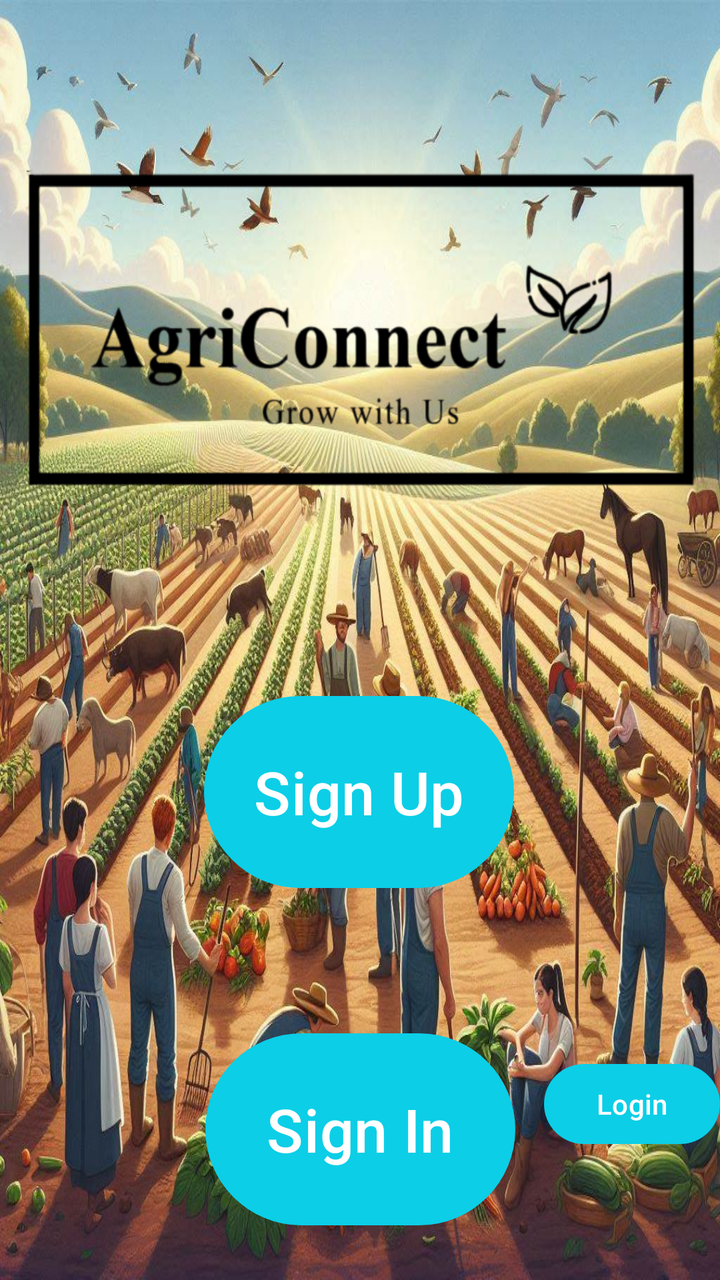
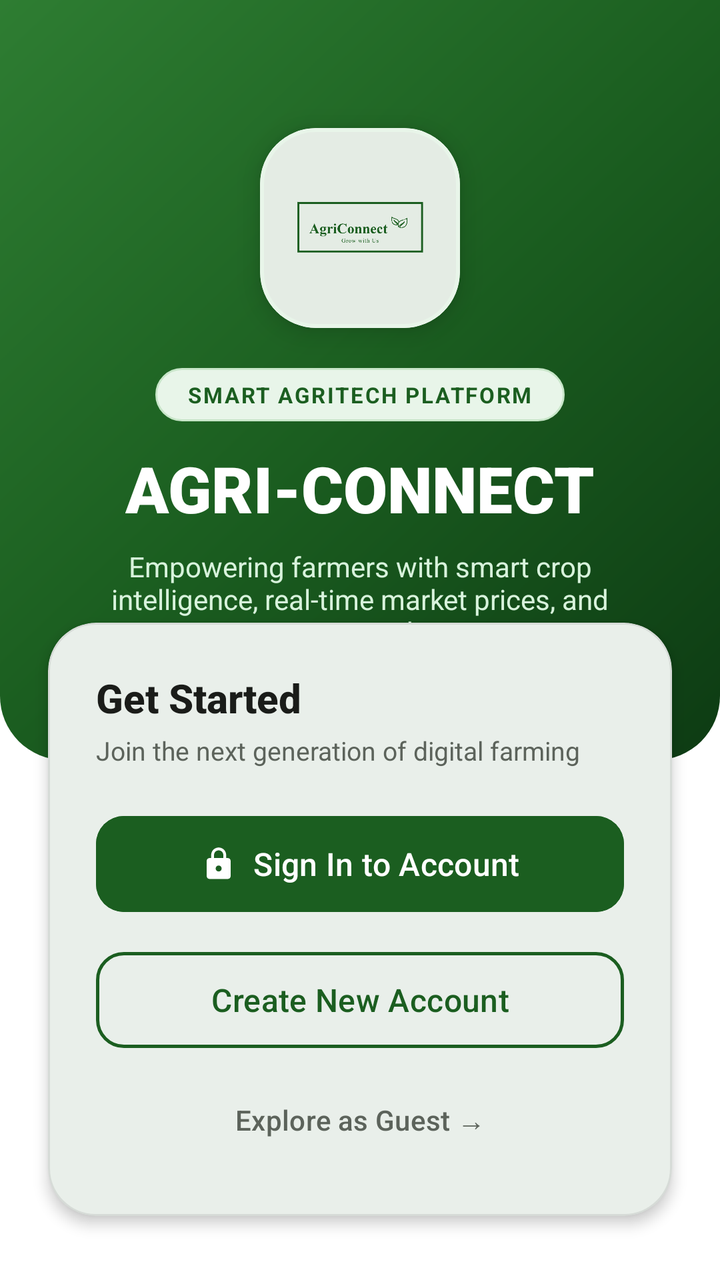

Two renders of the same Android screen: before a commit and after it. Below are the layout's source before the change and the commit's diff.
<!-- AndroidManifest.xml: application theme Theme.AGRICONNECT -->
<!-- res/layout/activity_main.xml -->
<?xml version="1.0" encoding="utf-8"?>
<layout xmlns:tools="http://schemas.android.com/tools"
    xmlns:android="http://schemas.android.com/apk/res/android"
    xmlns:app="http://schemas.android.com/apk/res-auto"
    >



    <androidx.constraintlayout.widget.ConstraintLayout
        android:id="@+id/main"
        android:layout_width="match_parent"
        android:layout_height="match_parent"
        tools:context=".Basic.MainActivity"
        android:background="@drawable/farmer_background"
        >
        <TextView
            android:id="@+id/textView"
            android:layout_width="wrap_content"
            android:layout_height="wrap_content"
            android:text="AGRI CONNECT"
            android:textSize="30dp"
            android:textStyle="bold"
            android:visibility="invisible"
            app:layout_constraintBottom_toBottomOf="parent"
            app:layout_constraintEnd_toEndOf="parent"
            app:layout_constraintHorizontal_bias="0.497"
            app:layout_constraintStart_toStartOf="parent"
            app:layout_constraintTop_toTopOf="parent"
            app:layout_constraintVertical_bias="0.025" />

        <Button
            android:id="@+id/buttonSignIn"
            android:layout_width="155dp"
            android:layout_height="104dp"
            android:layout_marginTop="50dp"
            android:text="Sign In"
            android:textSize="30dp"
            app:layout_constraintBottom_toBottomOf="parent"
            app:layout_constraintEnd_toEndOf="parent"
            app:layout_constraintStart_toStartOf="parent"
            app:layout_constraintTop_toBottomOf="@+id/buttonSignUpp"
            app:layout_constraintVertical_bias="0.39"
            tools:ignore="MissingConstraints" />

        <Button
            android:id="@+id/buttonSignUpp"
            android:layout_width="155dp"
            android:layout_height="104dp"
            android:layout_marginTop="28dp"
            android:text="Sign Up"
            android:textSize="30dp"
            app:layout_constraintBottom_toBottomOf="parent"
            app:layout_constraintEnd_toEndOf="parent"
            app:layout_constraintHorizontal_bias="0.498"
            app:layout_constraintStart_toStartOf="parent"
            app:layout_constraintTop_toBottomOf="@+id/imageView"
            app:layout_constraintVertical_bias="0.24000001"
            tools:ignore="MissingConstraints" />

        <ImageView
            android:id="@+id/imageView"
            android:layout_width="match_parent"
            android:layout_height="176dp"
            android:layout_marginTop="24dp"
            android:background="@drawable/applogo11"
            android:backgroundTint="@color/black"
            app:layout_constraintEnd_toEndOf="parent"
            app:layout_constraintHorizontal_bias="0.0"
            app:layout_constraintStart_toStartOf="parent"
            app:layout_constraintTop_toBottomOf="@+id/textView"
            tools:ignore="MissingConstraints" />

        <Button
            android:id="@+id/login"
            android:layout_width="wrap_content"
            android:layout_height="wrap_content"
            android:layout_marginBottom="64dp"
            android:text="Login"
            app:layout_constraintBottom_toBottomOf="parent"
            app:layout_constraintEnd_toEndOf="parent" />


    </androidx.constraintlayout.widget.ConstraintLayout>

</layout>
<!-- resources referenced by this layout -->
<resources>
  <color name="black">#FF000000</color>
  <!-- drawable farmer_background: jpg bitmap (drawable, 206254 bytes) -->
  <style name="Base.Theme.AGRICONNECT" parent="Theme.Material3.DayNight.NoActionBar">
          
           <item name="colorPrimary">#0CCEE7</item>
           <item name="colorPrimaryVariant">#0CCEE7</item>
           <item name="android:statusBarColor">#0CCEE7</item>
      </style>
  <!-- unchanged entries left out for length: 2 -->
</resources>

<!-- the commit's change to res/layout/activity_main.xml (unified diff, before → after) -->
@@ -1,85 +1,184 @@
 <?xml version="1.0" encoding="utf-8"?>
-<layout xmlns:tools="http://schemas.android.com/tools"
-    xmlns:android="http://schemas.android.com/apk/res/android"
+<layout xmlns:android="http://schemas.android.com/apk/res/android"
     xmlns:app="http://schemas.android.com/apk/res-auto"
-    >
-
-
+    xmlns:tools="http://schemas.android.com/tools">
 
     <androidx.constraintlayout.widget.ConstraintLayout
         android:id="@+id/main"
         android:layout_width="match_parent"
         android:layout_height="match_parent"
-        tools:context=".Basic.MainActivity"
-        android:background="@drawable/farmer_background"
-        >
+        android:background="?attr/colorSurface"
+        tools:context=".Basic.MainActivity">
+
+        
+        <View
+            android:id="@+id/heroBackground"
+            android:layout_width="match_parent"
+            android:layout_height="380dp"
+            android:background="@drawable/bg_header_gradient"
+            app:layout_constraintTop_toTopOf="parent" />
+
+        
+        <com.google.android.material.card.MaterialCardView
+            android:id="@+id/cardLogo"
+            android:layout_width="100dp"
+            android:layout_height="100dp"
+            android:layout_marginTop="64dp"
+            app:cardCornerRadius="28dp"
+            app:cardElevation="8dp"
+            app:strokeColor="@color/agri_mint"
+            app:strokeWidth="2dp"
+            app:cardBackgroundColor="@color/white"
+            app:layout_constraintEnd_toEndOf="parent"
+            app:layout_constraintStart_toStartOf="parent"
+            app:layout_constraintTop_toTopOf="parent">
+
+            <ImageView
+                android:id="@+id/imageView"
+                android:layout_width="match_parent"
+                android:layout_height="match_parent"
+                android:padding="16dp"
+                android:scaleType="fitCenter"
+                android:src="@drawable/applogo11"
+                app:tint="@color/agri_green_primary" />
+        </com.google.android.material.card.MaterialCardView>
+
+        
+        <TextView
+            android:id="@+id/textPlatformBadge"
+            android:layout_width="wrap_content"
+            android:layout_height="wrap_content"
+            android:layout_marginTop="20dp"
+            android:background="@drawable/bg_chip_pill"
+            android:paddingHorizontal="16dp"
+            android:paddingVertical="6dp"
+            android:text="SMART AGRITECH PLATFORM"
+            android:textColor="@color/agri_green_primary"
+            android:textSize="11sp"
+            android:textStyle="bold"
+            android:letterSpacing="0.08"
+            app:layout_constraintEnd_toEndOf="parent"
+            app:layout_constraintStart_toStartOf="parent"
+            app:layout_constraintTop_toBottomOf="@+id/cardLogo" />
+
+        <TextView
+            android:id="@+id/textAppHeader"
+            android:layout_width="wrap_content"
+            android:layout_height="wrap_content"
+            android:layout_marginTop="12dp"
+            android:fontFamily="sans-serif-black"
+            android:text="AGRI-CONNECT"
+            android:textColor="@color/white"
+            android:textSize="32sp"
+            app:layout_constraintEnd_toEndOf="parent"
+            app:layout_constraintStart_toStartOf="parent"
+            app:layout_constraintTop_toBottomOf="@+id/textPlatformBadge" />
+
         <TextView
             android:id="@+id/textView"
             android:layout_width="wrap_content"
             android:layout_height="wrap_content"
             android:text="AGRI CONNECT"
-            android:textSize="30dp"
-            android:textStyle="bold"
-            android:visibility="invisible"
+            android:visibility="gone"
+            app:layout_constraintStart_toStartOf="parent"
+            app:layout_constraintTop_toTopOf="parent" />
+
+        <TextView
+            android:id="@+id/textTagline"
+            android:layout_width="0dp"
+            android:layout_height="wrap_content"
+            android:layout_marginHorizontal="36dp"
+            android:layout_marginTop="8dp"
+            android:fontFamily="sans-serif"
+            android:gravity="center"
+            android:text="Empowering farmers with smart crop intelligence, real-time market prices, and government schemes."
+            android:textColor="#D8F3DC"
+            android:textSize="14sp"
+            app:layout_constraintEnd_toEndOf="parent"
+            app:layout_constraintStart_toStartOf="parent"
+            app:layout_constraintTop_toBottomOf="@+id/textAppHeader" />
+
+        
+        <com.google.android.material.card.MaterialCardView
+            android:layout_width="match_parent"
+            android:layout_height="wrap_content"
+            android:layout_marginHorizontal="24dp"
+            android:layout_marginBottom="32dp"
+            app:cardCornerRadius="24dp"
+            app:cardElevation="4dp"
+            app:strokeColor="@color/agri_card_stroke_light"
+            app:strokeWidth="1dp"
+            app:cardBackgroundColor="@color/white"
             app:layout_constraintBottom_toBottomOf="parent"
             app:layout_constraintEnd_toEndOf="parent"
-            app:layout_constraintHorizontal_bias="0.497"
-            app:layout_constraintStart_toStartOf="parent"
-            app:layout_constraintTop_toTopOf="parent"
-            app:layout_constraintVertical_bias="0.025" />
+            app:layout_constraintStart_toStartOf="parent">
 
-        <Button
-            android:id="@+id/buttonSignIn"
-            android:layout_width="155dp"
-            android:layout_height="104dp"
-            android:layout_marginTop="50dp"
-            android:text="Sign In"
-            android:textSize="30dp"
-            app:layout_constraintBottom_toBottomOf="parent"
-            app:layout_constraintEnd_toEndOf="parent"
-            app:layout_constraintStart_toStartOf="parent"
-            app:layout_constraintTop_toBottomOf="@+id/buttonSignUpp"
-            app:layout_constraintVertical_bias="0.39"
-            tools:ignore="MissingConstraints" />
+            <LinearLayout
+                android:layout_width="match_parent"
+                android:layout_height="wrap_content"
+                android:orientation="vertical"
+                android:padding="24dp">
 
-        <Button
-            android:id="@+id/buttonSignUpp"
-            android:layout_width="155dp"
-            android:layout_height="104dp"
-            android:layout_marginTop="28dp"
-            android:text="Sign Up"
-            android:textSize="30dp"
-            app:layout_constraintBottom_toBottomOf="parent"
-            app:layout_constraintEnd_toEndOf="parent"
-            app:layout_constraintHorizontal_bias="0.498"
-            app:layout_constraintStart_toStartOf="parent"
-            app:layout_constraintTop_toBottomOf="@+id/imageView"
-            app:layout_constraintVertical_bias="0.24000001"
-            tools:ignore="MissingConstraints" />
+                <TextView
+                    android:layout_width="wrap_content"
+                    android:layout_height="wrap_content"
+                    android:fontFamily="sans-serif-medium"
+                    android:text="Get Started"
+                    android:textColor="@color/agri_text_primary"
+                    android:textSize="20sp"
+                    android:textStyle="bold" />
 
-        <ImageView
-            android:id="@+id/imageView"
-            android:layout_width="match_parent"
-            android:layout_height="176dp"
-            android:layout_marginTop="24dp"
-            android:background="@drawable/applogo11"
-            android:backgroundTint="@color/black"
-            app:layout_constraintEnd_toEndOf="parent"
-            app:layout_constraintHorizontal_bias="0.0"
-            app:layout_constraintStart_toStartOf="parent"
-            app:layout_constraintTop_toBottomOf="@+id/textView"
-            tools:ignore="MissingConstraints" />
+                <TextView
+                    android:layout_width="wrap_content"
+                    android:layout_height="wrap_content"
+                    android:layout_marginTop="4dp"
+                    android:fontFamily="sans-serif"
+                    android:text="Join the next generation of digital farming"
+                    android:textColor="@color/agri_text_secondary"
+                    android:textSize="13sp" />
 
-        <Button
-            android:id="@+id/login"
-            android:layout_width="wrap_content"
-            android:layout_height="wrap_content"
-            android:layout_marginBottom="64dp"
-            android:text="Login"
-            app:layout_constraintBottom_toBottomOf="parent"
-            app:layout_constraintEnd_toEndOf="parent" />
+                <com.google.android.material.button.MaterialButton
+                    android:id="@+id/buttonSignIn"
+                    android:layout_width="match_parent"
+                    android:layout_height="56dp"
+                    android:layout_marginTop="20dp"
+                    android:backgroundTint="@color/agri_green_primary"
+                    android:fontFamily="sans-serif-medium"
+                    android:text="Sign In to Account"
+                    android:textColor="@color/white"
+                    android:textSize="16sp"
+                    app:cornerRadius="14dp"
+                    app:icon="@drawable/ic_lock_outline"
+                    app:iconGravity="textStart"
+                    app:iconTint="@color/white" />
 
+                <com.google.android.material.button.MaterialButton
+                    android:id="@+id/buttonSignUpp"
+                    style="@style/Widget.Material3.Button.OutlinedButton"
+                    android:layout_width="match_parent"
+                    android:layout_height="56dp"
+                    android:layout_marginTop="12dp"
+                    android:fontFamily="sans-serif-medium"
+                    android:text="Create New Account"
+                    android:textColor="@color/agri_green_primary"
+                    android:textSize="16sp"
+                    app:cornerRadius="14dp"
+                    app:strokeColor="@color/agri_green_primary"
+                    app:strokeWidth="1.5dp" />
+
+                <com.google.android.material.button.MaterialButton
+                    android:id="@+id/login"
+                    style="@style/Widget.Material3.Button.TextButton"
+                    android:layout_width="match_parent"
+                    android:layout_height="48dp"
+                    android:layout_marginTop="8dp"
+                    android:fontFamily="sans-serif-medium"
+                    android:text="Explore as Guest →"
+                    android:textColor="@color/agri_text_secondary"
+                    android:textSize="14sp" />
+
+            </LinearLayout>
+        </com.google.android.material.card.MaterialCardView>
 
     </androidx.constraintlayout.widget.ConstraintLayout>
-
 </layout>
<!-- resource entries referenced after the edit -->
@@ -1,13 +1,80 @@
 <!-- resources referenced by this layout -->
 <resources>
-  <color name="black">#FF000000</color>
-  <!-- drawable farmer_background: jpg bitmap (drawable, 206254 bytes) -->
+  <color name="agri_card_stroke_light">#15000000</color>
+  <color name="agri_green_primary">#1B5E20</color>
+  <color name="agri_mint">#E8F5E9</color>
+  <color name="agri_text_primary">#1A1C19</color>
+  <color name="agri_text_secondary">#5C635B</color>
+  <color name="white">#FFFFFFFF</color>
+  <!-- drawable bg_chip_pill (drawable) -->
+  <?xml version="1.0" encoding="utf-8"?>
+  <shape xmlns:android="http://schemas.android.com/apk/res/android"
+      android:shape="rectangle">
+      <solid android:color="@color/agri_mint" />
+      <stroke
+          android:width="1dp"
+          android:color="@color/agri_mint_dark" />
+      <corners android:radius="24dp" />
+  </shape>
+  <!-- drawable bg_header_gradient (drawable) -->
+  <?xml version="1.0" encoding="utf-8"?>
+  <shape xmlns:android="http://schemas.android.com/apk/res/android"
+      android:shape="rectangle">
+      <gradient
+          android:angle="135"
+          android:startColor="#0D3B13"
+          android:centerColor="#1B5E20"
+          android:endColor="#2E7D32"
+          android:type="linear" />
+      <corners
+          android:bottomLeftRadius="32dp"
+          android:bottomRightRadius="32dp" />
+  </shape>
+  <!-- drawable ic_lock_outline (drawable) -->
+  <vector xmlns:android="http://schemas.android.com/apk/res/android"
+      android:width="24dp"
+      android:height="24dp"
+      android:viewportWidth="24"
+      android:viewportHeight="24">
+    <path
+        android:fillColor="#FF1B5E20"
+        android:pathData="M18,8h-1V6c0,-2.76 -2.24,-5 -5,-5S7,3.24 7,6v2H6c-1.1,0 -2,0.9 -2,2v10c0,1.1 0.9,2 2,2h12c1.1,0 2,-0.9 2,-2V10c0,-1.1 -0.9,-2 -2,-2zm-6,9c-1.1,0 -2,-0.9 -2,-2s0.9,-2 2,-2 2,0.9 2,2 -0.9,2 -2,2zm3.1,-9H8.9V6c0,-1.71 1.39,-3.1 3.1,-3.1 1.71,0 3.1,1.39 3.1,3.1v2z"/>
+  </vector>
+  <color name="agri_mint_dark">#C8E6C9</color>
   <style name="Base.Theme.AGRICONNECT" parent="Theme.Material3.DayNight.NoActionBar">
-          
-           <item name="colorPrimary">#0CCEE7</item>
-           <item name="colorPrimaryVariant">#0CCEE7</item>
-           <item name="android:statusBarColor">#0CCEE7</item>
+          <item name="colorPrimary">@color/md_theme_light_primary</item>
+          <item name="colorOnPrimary">@color/md_theme_light_onPrimary</item>
+          <item name="colorPrimaryContainer">@color/md_theme_light_primaryContainer</item>
+          <item name="colorOnPrimaryContainer">@color/md_theme_light_onPrimaryContainer</item>
+          <item name="colorSecondary">@color/md_theme_light_secondary</item>
+          <item name="colorOnSecondary">@color/md_theme_light_onSecondary</item>
+          <item name="colorSecondaryContainer">@color/md_theme_light_secondaryContainer</item>
+          <item name="colorOnSecondaryContainer">@color/md_theme_light_onSecondaryContainer</item>
+          <item name="colorError">@color/md_theme_light_error</item>
+          <item name="colorOnError">@color/md_theme_light_onError</item>
+          <item name="colorErrorContainer">@color/md_theme_light_errorContainer</item>
+          <item name="colorOnErrorContainer">@color/md_theme_light_onErrorContainer</item>
+          <item name="android:colorBackground">@color/md_theme_light_background</item>
+          <item name="colorOnBackground">@color/md_theme_light_onBackground</item>
+          <item name="colorSurface">@color/md_theme_light_surface</item>
+          <item name="colorOnSurface">@color/md_theme_light_onSurface</item>
       </style>
+  <color name="md_theme_light_primary">#1B5E20</color>
+  <color name="md_theme_light_onPrimary">#FFFFFF</color>
+  <color name="md_theme_light_primaryContainer">#D8F3DC</color>
+  <color name="md_theme_light_onPrimaryContainer">#002105</color>
+  <color name="md_theme_light_secondary">#388E3C</color>
+  <color name="md_theme_light_onSecondary">#FFFFFF</color>
+  <color name="md_theme_light_secondaryContainer">#E8F5E9</color>
+  <color name="md_theme_light_onSecondaryContainer">#0B2F10</color>
+  <color name="md_theme_light_error">#BA1A1A</color>
+  <color name="md_theme_light_onError">#FFFFFF</color>
+  <color name="md_theme_light_errorContainer">#FFDAD6</color>
+  <color name="md_theme_light_onErrorContainer">#410002</color>
+  <color name="md_theme_light_background">#F8FAF7</color>
+  <color name="md_theme_light_onBackground">#191C19</color>
+  <color name="md_theme_light_surface">#FFFFFF</color>
+  <color name="md_theme_light_onSurface">#191C19</color>
   <!-- unchanged entries left out for length: 2 -->
 </resources>
 
